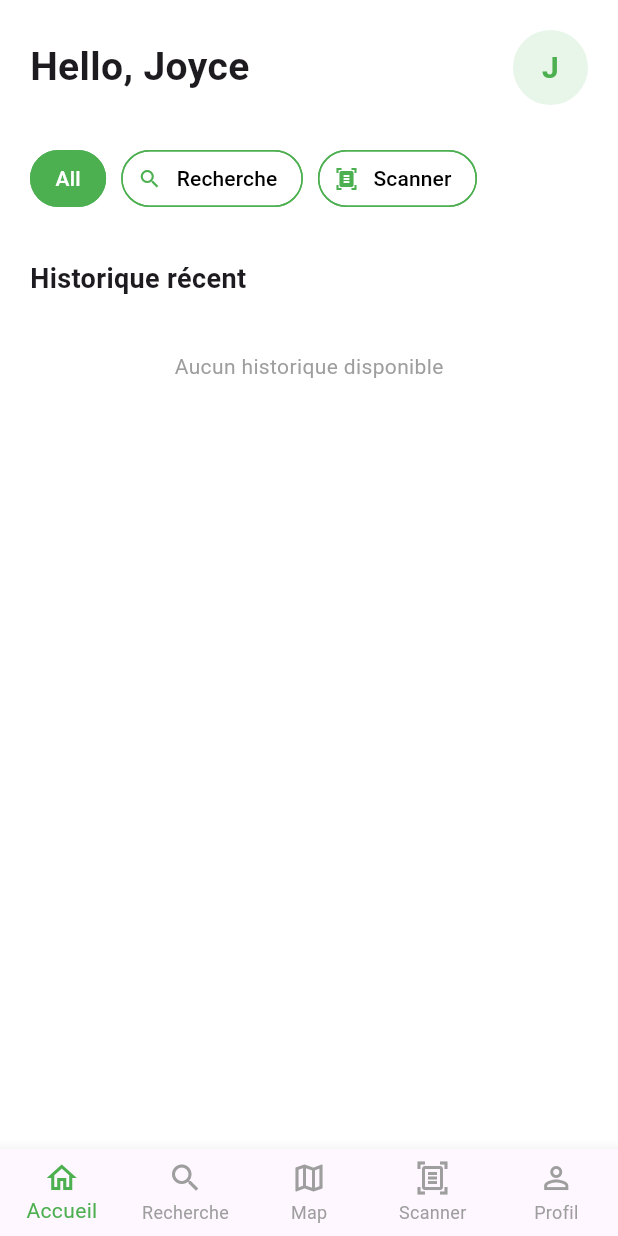
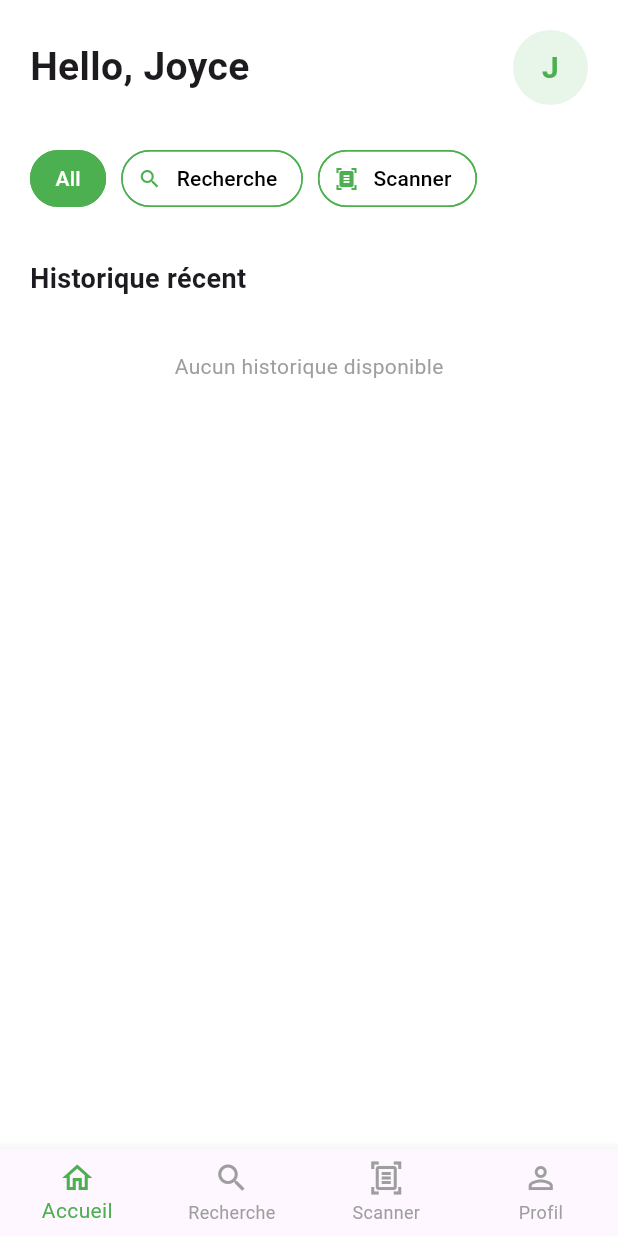
Before and after one commit to Joyce-liy/Rebec_din_projet, a Flutter app: the HomeScreen screen opened directly, after a tap on "All", on a phone screen of 412 x 824 dp. Run offline on Flutter 3.47's test engine with Material 3 defaults, Android fonts, the phone set to English and light mode, and no system bars; our stand-ins replace camera, flutter_map, geolocator, latlong2, lottie, permission_handler and 2 more; missing offline and left inert: google_mlkit_text_recognition; accounts and stored records are empty; project files that could hold a hidden picture were left out.

Commit message:
home modif

```diff
--- a/lib/home_screen.dart
+++ b/lib/home_screen.dart
@@ -22,8 +22,7 @@ class _HomeScreenState extends State<HomeScreen> {
     final List<Widget> _pages = [
       HomeBody(userName: widget.userName),
       const SearchScreen(),
-      const Center(child: Text('Map Page')),
-      const Center(child: Text('Scanner Page')),
+      const ScannerPage(), // Cette page s'affichera quand on clique sur l'index 2 (Scanner)
       SettingsScreen(userName: widget.userName),
     ];
 
@@ -42,7 +41,6 @@ class _HomeScreenState extends State<HomeScreen> {
         items: const [
           BottomNavigationBarItem(icon: Icon(Icons.home_outlined), label: "Accueil"),
           BottomNavigationBarItem(icon: Icon(Icons.search), label: "Recherche"),
-          BottomNavigationBarItem(icon: Icon(Icons.map_outlined), label: "Map"),
           BottomNavigationBarItem(icon: Icon(Icons.document_scanner_outlined), label: "Scanner"),
           BottomNavigationBarItem(icon: Icon(Icons.person_outline), label: "Profil"),
         ],
@@ -63,43 +61,19 @@ class HomeBody extends StatefulWidget {
 
 class _HomeBodyState extends State<HomeBody> {
   String _selectedFilter = "All";
-  late Future<List<String>> _historyFuture;
-
-  @override
-  void initState() {
-    super.initState();
-    _historyFuture = _loadHistory();
-  }
-
-  // MÉTHODE CORRIGÉE : On récupère .value du ValueNotifier
-  Future<List<String>> _loadHistory() async {
-    await HistoryService.instance.load();
-    // history est un ValueNotifier, donc on retourne sa .value
-    return HistoryService.instance.history.value;
-  }
-
-  Future<void> _handleRefresh() async {
-    setState(() {
-      _historyFuture = _loadHistory();
-    });
-  }
 
   @override
   Widget build(BuildContext context) {
     String initial = widget.userName.isNotEmpty ? widget.userName[0].toUpperCase() : "J";
 
     return SafeArea(
-      child: RefreshIndicator(
-        onRefresh: _handleRefresh,
-        color: Colors.green,
       child: SingleChildScrollView(
-          physics: const AlwaysScrollableScrollPhysics(),
         padding: const EdgeInsets.symmetric(horizontal: 20),
         child: Column(
           crossAxisAlignment: CrossAxisAlignment.start,
           children: [
             const SizedBox(height: 20),
-              // En-tête
+            // En-tête (Hello...)
             Row(
               mainAxisAlignment: MainAxisAlignment.spaceBetween,
               children: [
@@ -120,7 +94,7 @@ class _HomeBodyState extends State<HomeBody> {
             ),
 
             const SizedBox(height: 25),
-              // Filtres (Chips)
+            // FILTRES (All, Recherche, Scanner)
             SingleChildScrollView(
               scrollDirection: Axis.horizontal,
               child: Row(
@@ -140,15 +114,17 @@ class _HomeBodyState extends State<HomeBody> {
             ),
             const SizedBox(height: 15),
 
-              // Liste dynamique
-             // Remplacez le bloc FutureBuilder par celui-ci dans home_screen.dart
+            // LISTE DYNAMIQUE FILTRÉE
             ValueListenableBuilder<List<String>>(
               valueListenable: HistoryService.instance.history,
               builder: (context, historyList, child) {
-    // On applique le filtre si nécessaire
-    final filtered = historyList
-        .where((_) => _selectedFilter == "All" || _selectedFilter == "Recherche")
-        .toList();
+
+                // LOGIQUE DE FILTRE CORRIGÉE
+                final filtered = historyList.where((item) {
+                  if (_selectedFilter == "All") return true;
+                  // On vérifie si l'item commence par la source (Recherche: ou Scanner:)
+                  return item.startsWith(_selectedFilter);
+                }).toList();
 
                 if (filtered.isEmpty) {
                   return const Center(
@@ -159,17 +135,25 @@ ValueListenableBuilder<List<String>>(
                   );
                 }
 
-    // On affiche l'historique mis à jour en temps réel
                 return Column(
-      children: filtered.reversed
-          .map((term) => _buildHistoryItem(Icons.search, term))
-          .toList(),
+                  children: filtered.map((entry) {
+                    // On sépare la source du nom pour l'affichage
+                    // Exemple: "Scanner:Doliprane" -> parts[0]="Scanner", parts[1]="Doliprane"
+                    final parts = entry.split(':');
+                    final source = parts[0];
+                    final name = parts.length > 1 ? parts[1] : parts[0];
+
+                    IconData itemIcon = (source == "Scanner")
+                        ? Icons.document_scanner
+                        : Icons.search;
+
+                    return _buildHistoryItem(itemIcon, name);
+                  }).toList(),
                 );
               },
             ),
             const SizedBox(height: 20),
           ],
-          ),
         ),
       ),
     );
```
Lines whose indentation alone changed are shown as unchanged.
